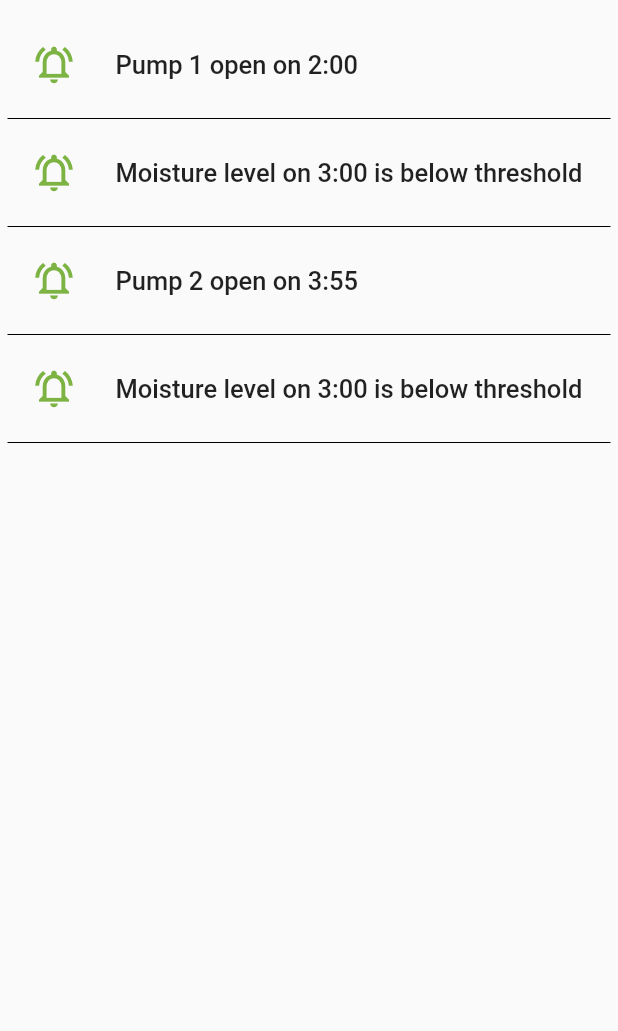
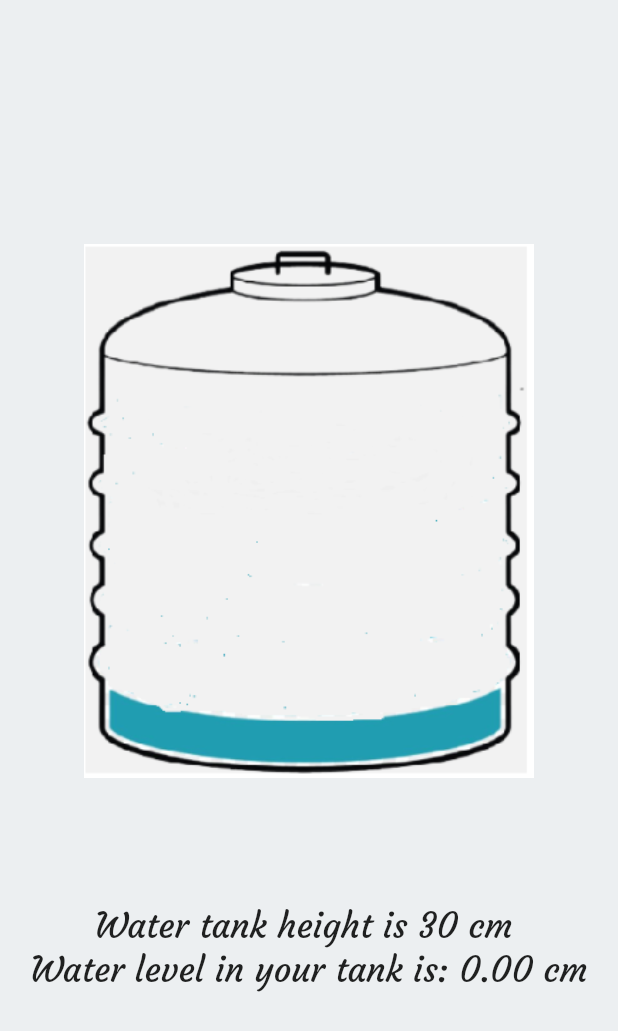
Before and after one commit to yaqoot9/Senior_App, a Flutter app: what notification() shows on an empty page, opened directly, on a phone screen of 412 x 824 dp. Shown: the top 1031 px of the screen. Run offline on Flutter 3.47's test engine with Material 2 defaults, Android fonts, the phone set to English and light mode, and no system bars; our stand-ins replace carousel_slider, curved_navigation_bar, firebase_auth, firebase_core, firebase_database, percent_indicator; missing offline and left inert: day_picker, dialogs; accounts and stored records are empty; network calls fail.

Commit message:
Water Tank

```diff
--- a/lib/notification.dart
+++ b/lib/notification.dart
@@ -1,3 +1,5 @@
+import 'dart:convert';
+import 'package:http/http.dart' as http;
 import 'package:firstapp/home.dart';
 import 'package:flutter/material.dart';
 
@@ -11,7 +13,7 @@ class notificationpage extends StatelessWidget {
         '/HomePage': (BuildContext context) => Home(),
       },
       debugShowCheckedModeBanner: false,
-      home: Scaffold(
+      home: SafeArea(child: Scaffold(
         appBar: AppBar(
           actions: [
             Builder(
@@ -19,7 +21,7 @@ class notificationpage extends StatelessWidget {
                 return IconButton(
                     icon: const Icon(
                       Icons.home,
-                      color: Color(0xFF7CB342),
+                      color: Color(0XFFECEFF1),
                       size: 35,
                     ),
                     onPressed: () {
@@ -31,20 +33,19 @@ class notificationpage extends StatelessWidget {
               },
             ),
           ],
-          backgroundColor: Colors.lime[100],
+          backgroundColor:Colors.cyan[600],
           leading: IconButton(
-            icon: Icon(Icons.arrow_back, color: Color(0xFF7CB342), size: 35),
+            icon: Icon(Icons.arrow_back, color: Colors.blueGrey[50], size: 35),
             onPressed: () => Navigator.of(context).pop(),
           ),
           leadingWidth: 105,
           title: Text(
-            "fresh your plant",
-            style: TextStyle(color: Colors.black, fontSize: 18),
+              "Water Tank",style: TextStyle(fontSize: 27,fontFamily:'Courgette',color:Colors.white),
           ),
           centerTitle: true,
         ),
         body: notification(),
-      ),
+      ),)
     );
   }
 }
@@ -57,96 +58,58 @@ class notification extends StatefulWidget {
 }
 
 class _notificationState extends State<notification> {
-  List<String> _values = [
-    'Pump 1 open on 2:00',
-    'Moisture level on 3:00 is below threshold',
-    'Pump 2 open on 3:55',
-    'Moisture level on 3:00 is below threshold',
-    'Pump 1 open on 2:00'
-  ];
+ late String img='assets/WaterTank-removebg-preview.png';
+ late double level=30;
   @override
+
+
   Widget build(BuildContext context) {
-    return Center(
-      child: Column(
-        children: [
-          //SizedBox(height: 30,),
-          //Text("Notifiaction",style:TextStyle(fontSize: 24,fontWeight: FontWeight.w700,color: Color(0xFF7CB342))),
-          SizedBox(
-            height: 10,
-          ),
-          SizedBox(
-            height: 300,
-            child: ListView.separated(
-                separatorBuilder: (context, index) => Divider(
-                      color: Colors.black,
-                    ),
-                itemCount: _values.length,
-                padding: const EdgeInsets.all(5.0),
-                itemBuilder: (context, index) {
-                  return Dismissible(
-                    key: Key('item ${_values[index]}'),
-                    background: Container(
-                      color: Colors.red,
-                      child: Padding(
-                        padding: const EdgeInsets.all(15),
-                        child: Row(
-                          children: <Widget>[
-                            Icon(Icons.delete, color: Colors.white),
-                            Text('Move to trash',
-                                style: TextStyle(
-                                    color: Colors.white,
-                                    fontWeight: FontWeight.w400)),
-                          ],
-                        ),
-                      ),
-                    ),
-                    confirmDismiss: (DismissDirection direction) async {
-                      return await showDialog(
-                        context: context,
-                        builder: (BuildContext context) {
-                          return AlertDialog(
-                            title: Text("Delete Confirmation"),
-                            content: Text(
-                                "Are you sure you want to delete this notification?"),
-                            actions: <Widget>[
-                              TextButton(
-                                  onPressed: () =>
-                                      Navigator.of(context).pop(true),
-                                  child: const Text("Delete")),
-                              TextButton(
-                                onPressed: () =>
-                                    Navigator.of(context).pop(false),
-                                child: const Text("Cancel"),
-                              ),
-                            ],
-                          );
-                        },
-                      );
-                    },
-                    onDismissed: (DismissDirection direction) {
-                      if (direction == DismissDirection.startToEnd) {
-                        print("Remove item");
-                      }
+    setState(() {
+      featchWaterLevel();
+    });
 
-                      setState(() {
-                        _values.removeAt(index);
-                      });
-                    },
-                    child: ListTile(
-                      leading: Icon(
-                        Icons.notifications_active_outlined,
-                        size: 30,
-                        color: Color(0xFF7CB342),
-                      ),
-                      title: Text(_values[index],
-                          style: TextStyle(
-                              fontSize: 17, fontWeight: FontWeight.w500)),
-                    ),
-                  );
-                }),
-          ),
-        ],
-      ),
-    );
+      setState(() {
+        if(level<5)
+          img='assets/WaterTank-removebg-preview.png';
+
+        else if(level<10)
+          img='assets/2Level.png';
+
+        else if(level<15)
+          img='assets/3Level.png';
+
+        else if(level<20)
+          img='assets/4Level.png';
+
+        else
+          img='assets/5Level.png';
+      });
+    String formattedLevel = (30 - level).toStringAsFixed(2);
+    return Container(color: Colors.blueGrey[50],
+    child:Center(
+        child:Column
+          (mainAxisAlignment: MainAxisAlignment.center,
+          children: [
+          Image.asset(img,width:300),
+        SizedBox(height:85,),
+        Text("Water tank height is 30 cm ",style: TextStyle(fontSize: 23,fontFamily:'Courgette')),
+        Text("Water level in your tank is: $formattedLevel cm",style: TextStyle(fontSize: 23,fontFamily:'Courgette')),
+
+
+        ],)
+    )) ;
   }
+ Future<dynamic> featchWaterLevel() async {
+   final response = await http.get(Uri.parse('https://api.thingspeak.com/channels/2162807/fields/1/last.json?api_key=798N0VFXW903UL2K&results=1'));
+
+   if (response.statusCode == 200) {
+     final data = json.decode(response.body);
+     final WaterLevel = data['field1'];
+     level=double.parse(WaterLevel);
+     print("Water Level in Tank is : ${WaterLevel} " );
+     return WaterLevel;
+   } else {
+     throw Exception('Failed to fetch pump status');
+   }
+ }
 }
```
Also changed, not shown: lib/programs.dart (+27 -9 lines), pubspec.yaml (+8 -2 lines), assets/1Level.png (added), assets/2Level.png (added), assets/3Level.png (added), assets/4Level.png (added), assets/5Level.png (added), assets/Paper-removebg-preview.png (added), assets/WaterTank-removebg-preview.png (added), assets/waterTankjpg.jpg (added).
